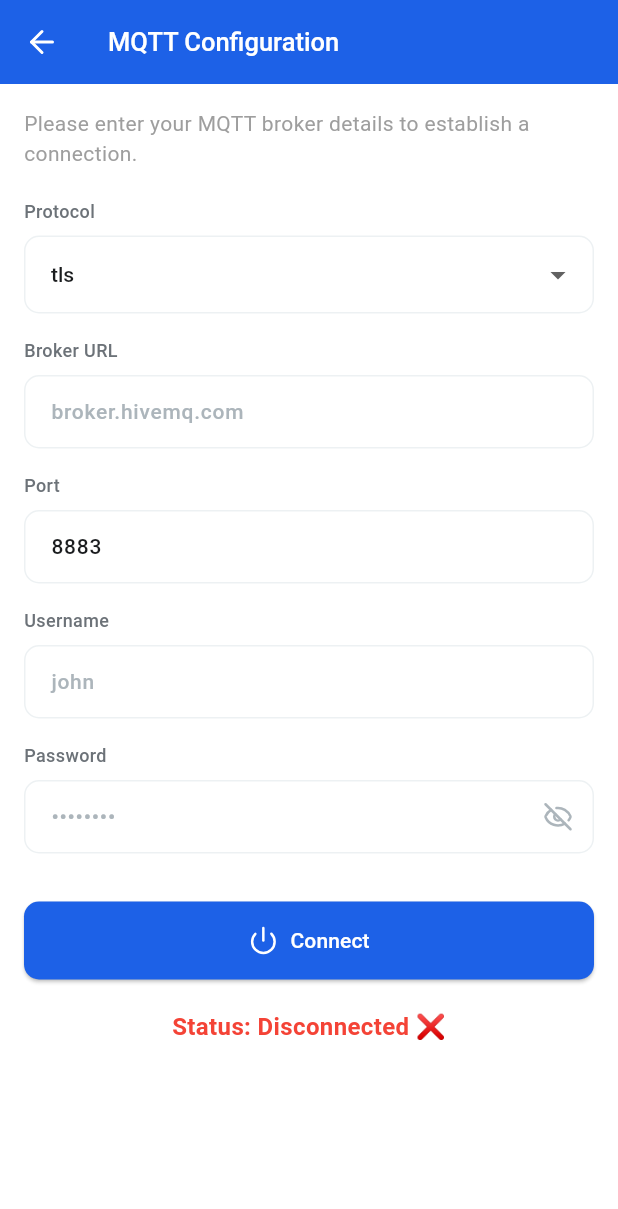
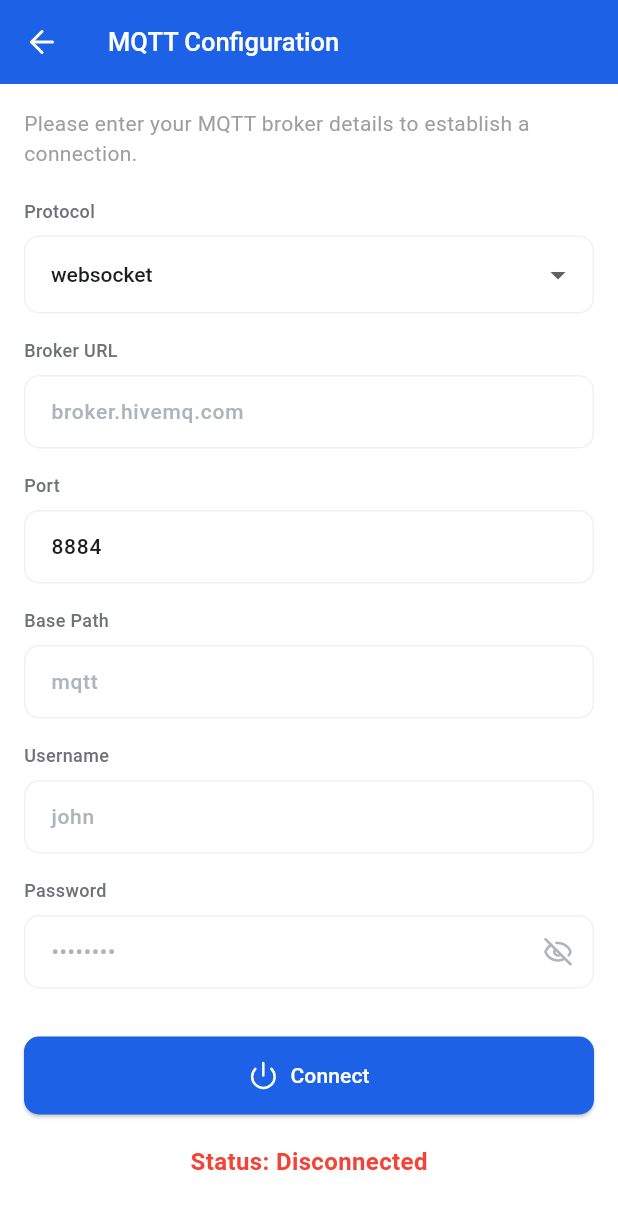
Before and after one commit to aliyansajid/rotorsync-admin, a Flutter app: the screen it shows once a user with an empty profile is signed in, item 4 of the bottom bar chosen, after a tap on "MQTT", on a phone screen of 412 x 824 dp. Shown: the top 1209 px of the screen. Run offline on Flutter 3.47's test engine with Material 3 defaults, Android fonts, the phone set to English and light mode, and no system bars; our stand-ins replace cloud_firestore, firebase_auth, firebase_core, flutter_dotenv, lucide_icons; missing offline and left inert: mqtt_client; accounts and stored records are empty.

Commit message:
Simplify connect function and improve error messages

```diff
--- a/client/lib/controllers/mqtt_controller.dart
+++ b/client/lib/controllers/mqtt_controller.dart
@@ -1,9 +1,9 @@
 import 'package:flutter/material.dart';
-import 'package:rotorsync_admin/utils/validators.dart';
 import '../services/mqtt_service.dart';
 
 class MqttController extends ChangeNotifier {
   final MQTTService _mqttService;
+  final GlobalKey<FormState> formKey = GlobalKey<FormState>();
   final TextEditingController brokerController = TextEditingController();
   final TextEditingController portController = TextEditingController();
   final TextEditingController usernameController = TextEditingController();
@@ -11,18 +11,11 @@ class MqttController extends ChangeNotifier {
   final TextEditingController basePathController = TextEditingController();
   final TextEditingController topicController = TextEditingController();
   final TextEditingController messageController = TextEditingController();
-  final GlobalKey<FormState> formKey = GlobalKey<FormState>();
-
-  String? brokerError;
-  String? portError;
-  String? basePathError;
-  String? usernameError;
-  String? passwordError;
 
   bool _isLoading = false;
   bool _fieldsDisabled = false;
-  String connectionStatus = "Disconnected ❌";
-  String _connectionType = 'tls';
+  String connectionStatus = "Disconnected";
+  String _connectionType = 'websocket';
   bool _isPublishing = false;
   bool _isSubscribing = false;
 
@@ -42,13 +35,6 @@ class MqttController extends ChangeNotifier {
       messageNotifier.value = "[$topic]: $message";
     };
 
-    // Add listeners for real-time validation
-    brokerController.addListener(() => validateBroker());
-    portController.addListener(() => validatePort());
-    basePathController.addListener(() => validateBasePath());
-    usernameController.addListener(() => validateUsername());
-    passwordController.addListener(() => validatePassword());
-
     loadSavedCredentials();
   }
 
@@ -64,31 +50,6 @@ class MqttController extends ChangeNotifier {
     notifyListeners();
   }
 
-  void validateBroker() {
-    brokerError = Validators.validateBrokerUrl(brokerController.text);
-    notifyListeners();
-  }
-
-  void validatePort() {
-    portError = Validators.validatePort(portController.text);
-    notifyListeners();
-  }
-
-  void validateBasePath() {
-    basePathError = Validators.validateBasePath(basePathController.text);
-    notifyListeners();
-  }
-
-  void validateUsername() {
-    usernameError = Validators.validateUsername(usernameController.text);
-    notifyListeners();
-  }
-
-  void validatePassword() {
-    passwordError = Validators.validatePassword(passwordController.text);
-    notifyListeners();
-  }
-
   Future<void> loadSavedCredentials() async {
     try {
       final credentials = await _mqttService.loadSavedCredentials();
@@ -100,12 +61,12 @@ class MqttController extends ChangeNotifier {
         passwordController.text = credentials['password'] ?? '';
         basePathController.text = credentials['basePath'] ?? '';
         _fieldsDisabled = credentials['isConnected'] == true;
-        _connectionType = credentials['connectionType'] ?? 'tls';
+        _connectionType = credentials['connectionType'] ?? 'websocket';
 
         if (credentials['isConnected'] == true) {
           _mqttService.setupClient(
             brokerController.text.trim(),
-            int.tryParse(portController.text) ?? 8883,
+            int.parse(portController.text),
             _connectionType,
             basePathController.text.trim(),
           );
@@ -113,49 +74,35 @@ class MqttController extends ChangeNotifier {
             usernameController.text.trim(),
             passwordController.text.trim(),
           );
-          connectionStatus = "Connected ✅";
-        } else {
-          connectionStatus = "Disconnected ❌";
         }
-      } else {
-        connectionStatus = "Disconnected ❌";
       }
     } catch (e) {
-      connectionStatus = "Error loading credentials ❌";
+      connectionStatus = "Error loading credentials";
     } finally {
       _isLoading = false;
       notifyListeners();
     }
   }
 
-  Future<void> connectMQTT() async {
+  Future<void> connectMQTT(BuildContext context) async {
     _isLoading = true;
     _fieldsDisabled = true;
     notifyListeners();
 
     String broker = brokerController.text.trim();
-    int port = int.tryParse(portController.text) ?? 8883;
+    int port = int.tryParse(portController.text) ?? 8884;
     String username = usernameController.text.trim();
     String password = passwordController.text.trim();
     String basePath = basePathController.text.trim();
 
-    if (_connectionType == 'websocket' && !basePath.startsWith('/')) {
-      basePath = '/$basePath';
-      basePathController.text = basePath;
-    }
-
     try {
       _mqttService.setupClient(broker, port, _connectionType, basePath);
       await _mqttService.connect(username, password);
+
       if (_mqttService.isConnected) {
         await _mqttService.saveCredentials(
             broker, port, username, password, _connectionType, basePath);
-        connectionStatus = "Connected ✅";
-      } else {
-        connectionStatus = "Connection Failed ❌";
       }
-    } catch (e) {
-      connectionStatus = "Connection Error ❌: $e";
     } finally {
       _isLoading = false;
       _fieldsDisabled = _mqttService.isConnected;
@@ -167,7 +114,7 @@ class MqttController extends ChangeNotifier {
     _mqttService.disconnect();
     _fieldsDisabled = false;
     _isLoading = false;
-    connectionStatus = "Disconnected ❌";
+    connectionStatus = "Disconnected";
     notifyListeners();
   }
 
--- a/client/lib/main.dart
+++ b/client/lib/main.dart
@@ -5,6 +5,7 @@ import 'package:firebase_auth/firebase_auth.dart';
 import 'package:flutter_dotenv/flutter_dotenv.dart';
 import 'package:provider/provider.dart';
 import 'package:rotorsync_admin/controllers/settings_controller.dart';
+import 'package:rotorsync_admin/controllers/mqtt_controller.dart';
 import 'package:rotorsync_admin/services/mqtt_service.dart';
 import './constants/colors.dart';
 import './config/firebase_config.dart';
@@ -15,12 +16,7 @@ void main() async {
   WidgetsFlutterBinding.ensureInitialized();
   await Firebase.initializeApp(options: kIsWeb ? FirebaseConfig.options : null);
   await dotenv.load(fileName: ".env");
-  await initializeServices();
   runApp(const MyApp());
-}
-
-Future<void> initializeServices() async {
-  MQTTService().initialize();
 }
 
 class MyApp extends StatelessWidget {
@@ -31,6 +27,9 @@ class MyApp extends StatelessWidget {
     return MultiProvider(
       providers: [
         ChangeNotifierProvider(create: (_) => SettingsController()),
+        ChangeNotifierProvider(
+          create: (_) => MqttController(mqttService: MQTTService()),
+        ),
       ],
       child: MaterialApp(
         title: 'Admin',
@@ -45,7 +44,8 @@ class MyApp extends StatelessWidget {
           ),
         ),
         home: const AuthWrapper(),
-        ));
+      ),
+    );
   }
 }
 
--- a/client/lib/screens/mqtt_screen.dart
+++ b/client/lib/screens/mqtt_screen.dart
@@ -73,7 +73,7 @@ class _MqttFormContent extends StatelessWidget {
               const SizedBox(height: 16),
               _buildPasswordField(controller),
               const SizedBox(height: 32),
-              _buildConnectButton(controller),
+              _buildConnectButton(controller, context),
               const SizedBox(height: 20),
               _buildConnectionStatus(controller),
             ],
@@ -140,7 +140,7 @@ class _MqttFormContent extends StatelessWidget {
         const SizedBox(height: 8),
         InputField(
           controller: controller.portController,
-          hintText: "1883",
+          hintText: "8884",
           keyboardType: TextInputType.number,
           enabled: !controller.fieldsDisabled,
           validator: Validators.validatePort,
@@ -188,17 +188,16 @@ class _MqttFormContent extends StatelessWidget {
         const Label(text: "Password"),
         const SizedBox(height: 8),
         InputField(
-          controller: controller.passwordController,
-          hintText: "••••••••",
-          isPassword: true,
-          enabled: !controller.fieldsDisabled,
-          validator: Validators.validatePassword,
-        ),
+            controller: controller.passwordController,
+            hintText: "••••••••",
+            isPassword: true,
+            enabled: !controller.fieldsDisabled,
+            validator: Validators.validatePassword),
       ],
     );
   }
 
-  Widget _buildConnectButton(MqttController controller) {
+  Widget _buildConnectButton(MqttController controller, BuildContext context) {
     return CustomButton(
       text: controller.isConnected ? "Disconnect" : "Connect",
       icon: controller.isConnected ? LucideIcons.powerOff : LucideIcons.power,
@@ -209,7 +208,7 @@ class _MqttFormContent extends StatelessWidget {
           : () async {
               if (!controller.isConnected) {
                 if (controller.formKey.currentState!.validate()) {
-                  await controller.connectMQTT();
+                  await controller.connectMQTT(context);
                 }
               } else {
                 controller.disconnectMQTT();
```
Also changed, not shown: client/lib/services/mqtt_service.dart (+57 -22 lines), 2 other files. Lines whose indentation alone changed are shown as unchanged.
